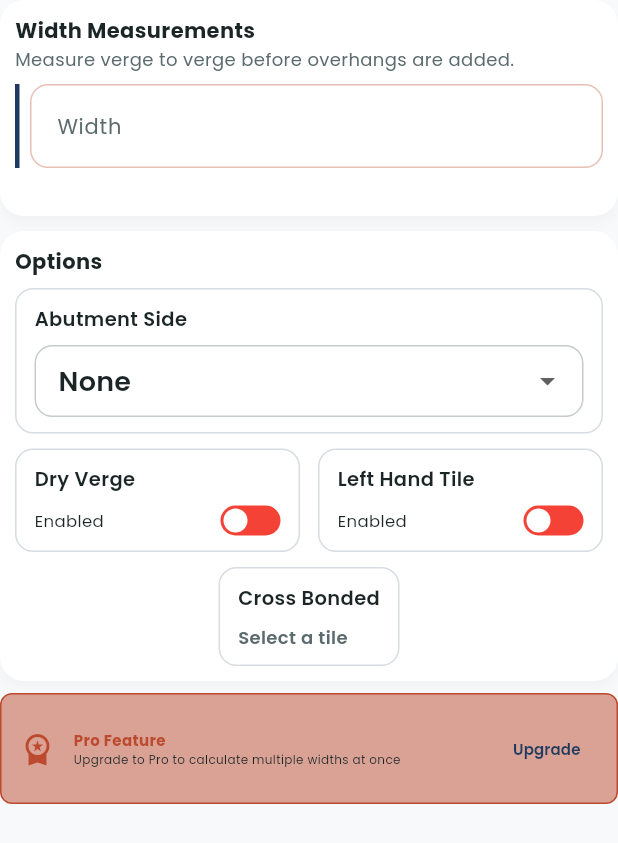
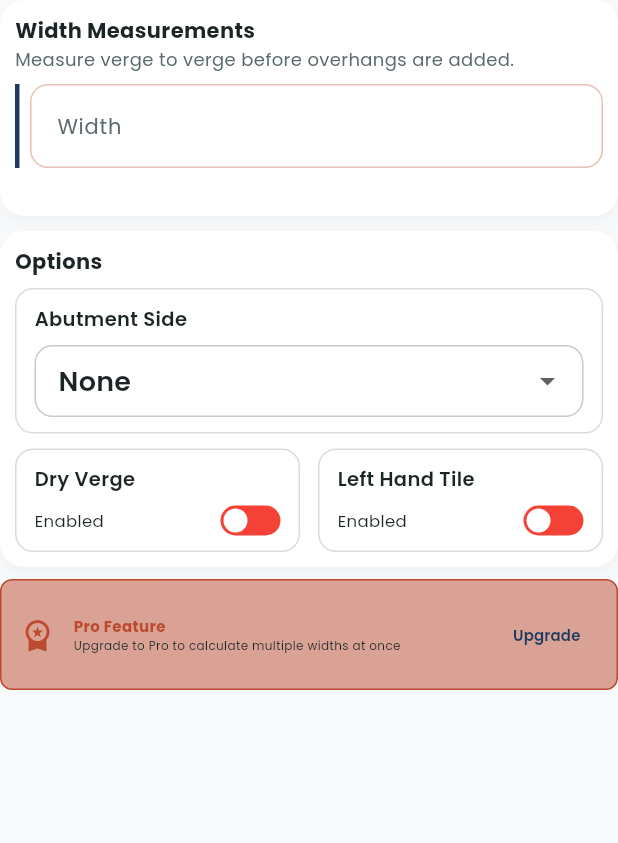
Before and after one commit to AnunnakiDev/roofgrid_uk, a Flutter app: the HorizontalCalculatorTab widget shown alone on an empty page, opened directly with empty values, on a phone screen of 412 x 824 dp. Shown: the top 843 px of the screen. Run offline on Flutter 3.47's test engine with Material 3 defaults, Android fonts, the phone set to English and light mode, and no system bars; our stand-ins replace app_links, cloud_firestore, cloud_functions, connectivity_plus, csv, file_picker and 16 more; missing offline and left inert: firebase_app_check; accounts and stored records are empty.

Commit message:
Remove cross-bonded UI from calculator flow
Hide the read-only cross-bonded option on horizontal inputs and tile
picker details. Drop the cross-bonded label from results input summaries;
second marks still derive from tile spec and appear in horizontal results.

```diff
--- a/lib/screens/calculator/horizontal_calculator_tab.dart
+++ b/lib/screens/calculator/horizontal_calculator_tab.dart
@@ -3,7 +3,6 @@ import 'dart:async';
 import 'package:flutter/material.dart';
 import 'package:flutter_riverpod/flutter_riverpod.dart';
 import 'package:go_router/go_router.dart';
-import 'package:roofgrid_uk/models/tile_model.dart';
 import 'package:roofgrid_uk/models/user_model.dart';
 import 'package:roofgrid_uk/app/calculator/providers/calculator_provider.dart';
 import 'package:roofgrid_uk/utils/calculator_flow_inputs.dart';
@@ -152,8 +151,6 @@ class HorizontalCalculatorTabState
     final isLargeScreen = screenWidth >= 600;
     final padding = isLargeScreen ? 16.0 : 12.0;
     final fontSize = isLargeScreen ? 14.0 : 12.0;
-    final selectedTile =
-        ref.watch(calculatorProvider.select((state) => state.selectedTile));
     ref.listen(
       calculatorProvider.select((state) => state.crossBonded),
       (previous, next) {
@@ -218,8 +215,6 @@ class HorizontalCalculatorTabState
                     ],
                   ),
                 ),
-                const SizedBox(height: 10),
-                _buildCrossBondedInfo(fontSize, selectedTile),
               ],
             ),
           ),
@@ -317,20 +312,6 @@ class HorizontalCalculatorTabState
               ),
             ],
           ),
-        ),
-      ),
-    );
-  }
-
-  Widget _buildCrossBondedInfo(double fontSize, TileModel? selectedTile) {
-    return CalculatorOptionTile(
-      title: 'Cross Bonded',
-      child: Text(
-        crossBondedDisplayLabel(selectedTile),
-        style: TextStyle(
-          fontSize: fontSize,
-          fontWeight: FontWeight.w600,
-          color: Theme.of(context).colorScheme.onSurfaceVariant,
         ),
       ),
     );
--- a/lib/screens/calculator/view_results_step.dart
+++ b/lib/screens/calculator/view_results_step.dart
@@ -214,7 +214,6 @@ class ViewResultsStep extends ConsumerWidget {
       useDryVerge: includeHorizontal ? horizontalInputs.useDryVerge : null,
       abutmentSide: includeHorizontal ? horizontalInputs.abutmentSide : null,
       useLHTile: includeHorizontal ? horizontalInputs.useLHTile : null,
-      crossBonded: includeHorizontal ? horizontalInputs.crossBonded : null,
       verticalResult: includeVertical ? calcState.verticalResult : null,
       horizontalResult: includeHorizontal ? calcState.horizontalResult : null,
       scope: scope,
--- a/lib/utils/calculator_input_visibility.dart
+++ b/lib/utils/calculator_input_visibility.dart
@@ -13,14 +13,6 @@ String resolveCrossBonded({String? saved, required TileModel tile}) {
   return crossBondedFromTile(tile);
 }
 
-/// Read-only label for calculator context (not an editable input).
-String crossBondedDisplayLabel(TileModel? tile) {
-  if (tile == null) {
-    return 'Select a tile';
-  }
-  return tile.defaultCrossBonded ? 'Yes (from tile spec)' : 'No (from tile spec)';
-}
-
 /// LH tile is disabled when any abutment is set (calc forces it off).
 bool isLeftHandTileEnabled(String abutmentSide) {
   return abutmentSide == 'NONE';
--- a/lib/utils/result_display_registry.dart
+++ b/lib/utils/result_display_registry.dart
@@ -627,7 +627,6 @@ List<ResultDisplayRow> buildHorizontalInputRows({
   String? useDryVerge,
   String? abutmentSide,
   String? useLHTile,
-  String? crossBonded,
 }) {
   if (widths == null &&
       useDryVerge == null &&
@@ -667,16 +666,6 @@ List<ResultDisplayRow> buildHorizontalInputRows({
       ),
     );
   }
-  if (crossBonded != null) {
-    rows.add(
-      ResultDisplayRow(
-        label: 'Cross bonded',
-        value: crossBonded == 'YES'
-            ? 'Yes (from tile spec)'
-            : 'No (from tile spec)',
-      ),
-    );
-  }
   return rows;
 }
 
@@ -692,7 +681,6 @@ JobWorkingsData buildJobWorkingsData({
   String? useDryVerge,
   String? abutmentSide,
   String? useLHTile,
-  String? crossBonded,
   VerticalCalculationResult? verticalResult,
   HorizontalCalculationResult? horizontalResult,
   CalculatorWorkingsScope scope = CalculatorWorkingsScope.combined,
@@ -737,7 +725,6 @@ JobWorkingsData buildJobWorkingsData({
             useDryVerge: useDryVerge,
             abutmentSide: abutmentSide,
             useLHTile: useLHTile,
-            crossBonded: crossBonded,
           )
         : const [],
     verticalWorkings: [
@@ -788,12 +775,6 @@ JobWorkingsData buildJobWorkingsDataFromSavedResult(
         HorizontalCalculationResult.fromJson(normalized.outputs['horizontal']);
   }
 
-  final savedCrossBonded = horizontalInputs?['crossBonded'] as String?;
-  final tileCrossBonded = savedCrossBonded ??
-      ((normalized.tile['defaultCrossBonded'] as bool? ?? false)
-          ? 'YES'
-          : 'NO');
-
   return buildJobWorkingsData(
     tileName: normalized.tile['name']?.toString(),
     materialType: normalized.tile['materialType']?.toString() ??
@@ -809,7 +790,6 @@ JobWorkingsData buildJobWorkingsDataFromSavedResult(
     useDryVerge: horizontalInputs?['useDryVerge'] as String?,
     abutmentSide: horizontalInputs?['abutmentSide'] as String?,
     useLHTile: horizontalInputs?['useLHTile'] as String?,
-    crossBonded: tileCrossBonded,
     verticalResult: verticalResult,
     horizontalResult: horizontalResult,
     scope: effectiveScope,
--- a/lib/widgets/tile_selector_widget.dart
+++ b/lib/widgets/tile_selector_widget.dart
@@ -747,10 +747,6 @@ class _TileSelectorWidgetState extends ConsumerState<TileSelectorWidget> {
                     ),
                   ],
                 ),
-                _infoRow(
-                  'Cross Bonded',
-                  tile.defaultCrossBonded ? 'Yes' : 'No',
-                ),
                 if (tile.leftHandTileWidth != null &&
                     tile.leftHandTileWidth! > 0)
                   _infoRow(
@@ -926,8 +922,6 @@ class _TileSelectorWidgetState extends ConsumerState<TileSelectorWidget> {
                             _infoRow('Max Spacing', '${tile.maxSpacing} mm')),
                   ],
                 ),
-                _infoRow(
-                    'Cross Bonded', tile.defaultCrossBonded ? 'Yes' : 'No'),
                 if (tile.leftHandTileWidth != null &&
                     tile.leftHandTileWidth! > 0)
                   _infoRow(
```
Also changed, not shown: 2 other files.
